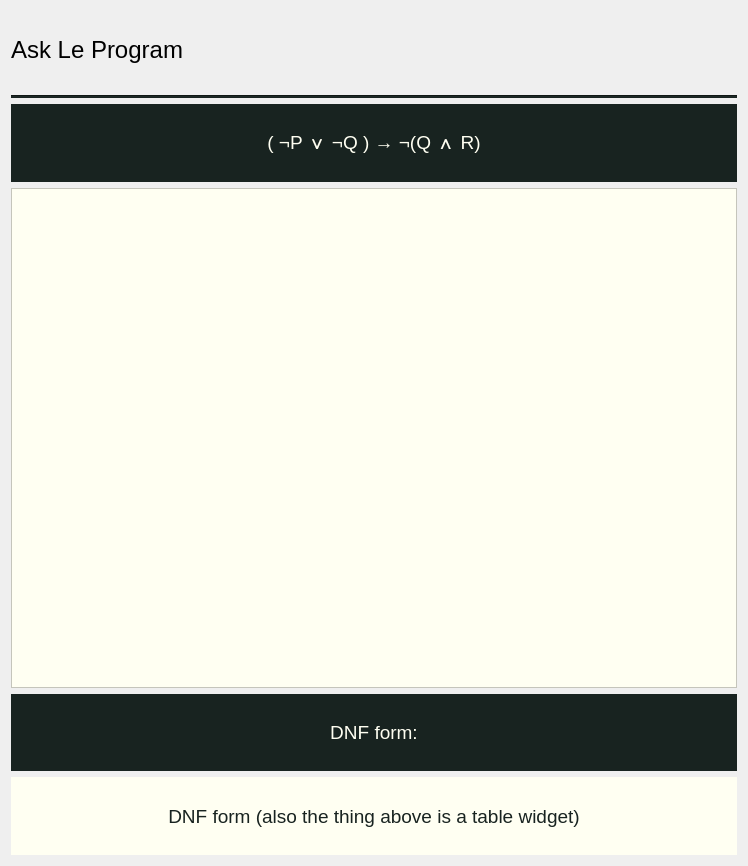
Old version of the form src/views/ui/askLePWidget.ui in the repository adibozzhanov/LeProgram.
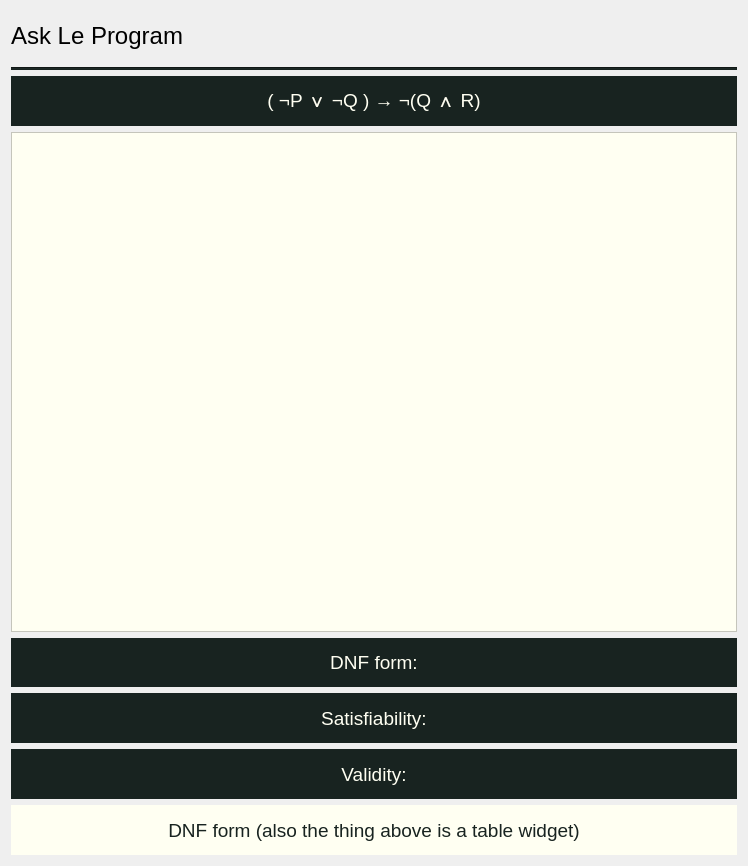
New version of the form.

```diff
--- a/src/views/ui/askLePWidget.ui
+++ b/src/views/ui/askLePWidget.ui
@@ -117,6 +117,56 @@
      </property>
     </widget>
    </item>
+   <item>
+    <widget class="QLabel" name="satisfiabilityLabel">
+     <property name="maximumSize">
+      <size>
+       <width>16777215</width>
+       <height>80</height>
+      </size>
+     </property>
+     <property name="font">
+      <font>
+       <pointsize>14</pointsize>
+      </font>
+     </property>
+     <property name="styleSheet">
+      <string notr="true">background-color: rgb(24, 35, 32);
+color: rgb(255, 255, 242);</string>
+     </property>
+     <property name="text">
+      <string>Satisfiability:</string>
+     </property>
+     <property name="alignment">
+      <set>Qt::AlignCenter</set>
+     </property>
+    </widget>
+   </item>
+   <item>
+    <widget class="QLabel" name="validityLabel">
+     <property name="maximumSize">
+      <size>
+       <width>16777215</width>
+       <height>80</height>
+      </size>
+     </property>
+     <property name="font">
+      <font>
+       <pointsize>14</pointsize>
+      </font>
+     </property>
+     <property name="styleSheet">
+      <string notr="true">background-color: rgb(24, 35, 32);
+color: rgb(255, 255, 242);</string>
+     </property>
+     <property name="text">
+      <string>Validity:</string>
+     </property>
+     <property name="alignment">
+      <set>Qt::AlignCenter</set>
+     </property>
+    </widget>
+   </item>
    <item>
     <widget class="QLabel" name="dnfExpressionLabel">
      <property name="font">
```
